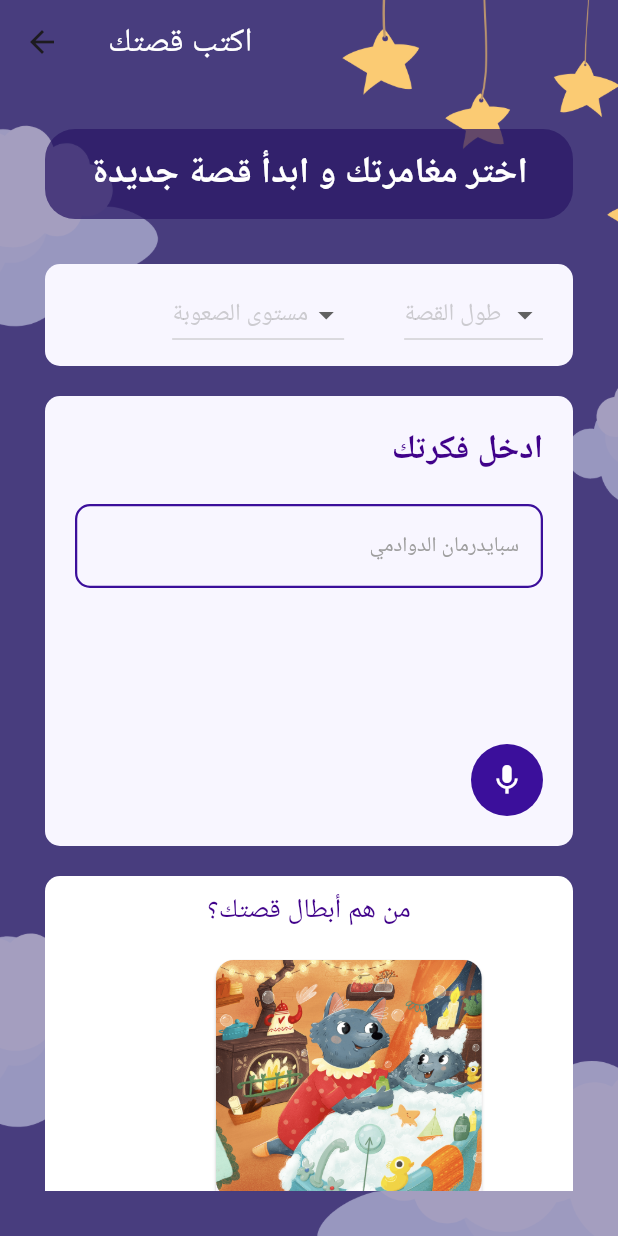
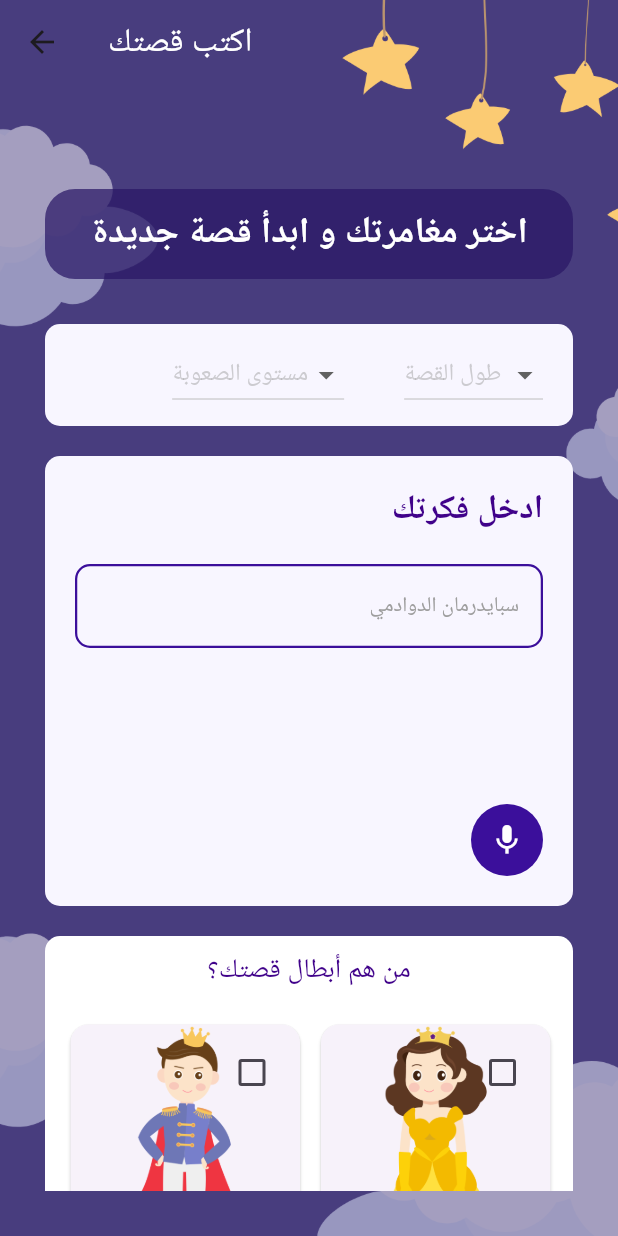
Before and after one commit to RawanTallha/Storytellers, a Flutter app: the GenerateStory screen opened directly, on a phone screen of 412 x 824 dp. Run offline on Flutter 3.47's test engine with Material 3 defaults, Android fonts, the phone set to English and light mode, and no system bars.

Commit message:
generate story page

```diff
--- /dev/null
+++ b/storytellers/lib/card/character_card.dart
@@ -0,0 +1,71 @@
+import 'package:flutter/material.dart';
+
+class CharacterCard extends StatefulWidget {
+  final String charcterImagePath;
+  final String characterName;
+
+  CharacterCard({
+    required this.charcterImagePath,
+    required this.characterName,
+  });
+
+  @override
+  _CharacterCardState createState() => _CharacterCardState();
+}
+
+class _CharacterCardState extends State<CharacterCard> {
+  bool isChecked = false; // State variable to track checkbox status
+
+  @override
+  Widget build(BuildContext context) {
+    return Padding(
+      padding: const EdgeInsets.all(3),
+      child: Card(
+        child: Stack(
+          children: [
+            Column(
+              children: [
+                Expanded(
+                  child: ClipRRect(
+                    borderRadius: BorderRadius.circular(12),
+                    child: Image.asset(
+                      widget.charcterImagePath,
+                      fit: BoxFit.cover,
+                    ),
+                  ),
+                ),
+                Padding(
+                  padding: const EdgeInsets.all(5.0),
+                  child: Text(
+                    widget.characterName,
+                    style: const TextStyle(
+                      fontWeight: FontWeight.bold,
+                      fontSize: 16,
+                      color: Color.fromARGB(255, 59, 18, 129),
+                    ),
+                  ),
+                ),
+              ],
+            ),
+            // Checkbox at the top-right corner
+            Positioned(
+              top: 8,
+              right: 8,
+              child: Checkbox(
+                value: isChecked,
+                onChanged: (value) {
+                  setState(() {
+                    isChecked = value!;
+                  });
+                },
+                activeColor: Color.fromARGB(
+                    255, 59, 18, 129), // Set checkbox color when checked
+                checkColor: Colors.white, // Color of check mark
+              ),
+            ),
+          ],
+        ),
+      ),
+    );
+  }
+}
--- a/storytellers/lib/card/recent_story_card.dart
+++ b/storytellers/lib/card/recent_story_card.dart
@@ -16,7 +16,7 @@ class RecentStoryCard extends StatelessWidget {
   @override
   Widget build(BuildContext context) {
     return Padding(
-      padding: const EdgeInsets.symmetric(vertical: 0, horizontal: 100),
+      padding: const EdgeInsets.symmetric(vertical: 0, horizontal: 80),
       child: Card(
         child: Column(children: [
           // event image/ add
--- a/storytellers/lib/pages/generate_story_page.dart
+++ b/storytellers/lib/pages/generate_story_page.dart
@@ -1,7 +1,8 @@
 // ignore_for_file: prefer_const_constructors, prefer_const_literals_to_create_immutables
 
 import 'package:flutter/material.dart';
-import 'package:storytellers/card/recent_story_card.dart';
+import 'package:storytellers/card/character_card.dart';
+import 'package:storytellers/pages/home_page.dart';
 
 class GenerateStory extends StatefulWidget {
   const GenerateStory({super.key});
@@ -45,6 +46,9 @@ class _GenerateStoryState extends State<GenerateStory> {
             child: Container(
               child: ListView(
                 children: [
+                  SizedBox(
+                    height: 40,
+                  ),
                   Container(
                       decoration: BoxDecoration(
                         color: Color.fromARGB(185, 41, 23, 101),
@@ -235,50 +239,62 @@ class _GenerateStoryState extends State<GenerateStory> {
                               color: Color.fromARGB(255, 64, 2, 138),
                             ),
                           ),
-
                           SizedBox(
                             height: 15,
                           ),
-                          // ListView(
-                          //   scrollDirection: Axis.horizontal,
-                          //   children: [Image.asset('lib/assets/prince.png')],
-                          // ),
                           SizedBox(
                             height: 200, // Set height for horizontal ListView
                             child: ListView(
                                 scrollDirection: Axis.horizontal,
                                 children: [
-                                  RecentStoryCard(
-                                    eventImagePath: 'lib/assets/sleep.png',
-                                    eventOrganizer: 'sleepy wolf',
-                                  ),
-                                  Card(
-                                    child: Container(
-                                        padding: EdgeInsets.all(20),
-                                        decoration: BoxDecoration(
-                                          borderRadius:
-                                              BorderRadius.circular(12),
-                                          color:
-                                              Color.fromARGB(98, 164, 26, 26),
-                                        ),
-                                        child: Image.asset(
-                                            'lib/assets/sleep.png'
-                                            )),
-                                  ),
-
-          //                         Expanded(
-          //   child: ClipRRect(
-          //       borderRadius: BorderRadius.circular(12),
-          //       child: Image.asset(
-          //         eventImagePath, // Allow the image to fill available width
-          //         fit: BoxFit
-          //             .cover, // Ensures the image covers the area without distortion
-          //       )),
-          // ),
+                                  CharacterCard(
+                                      characterName: 'Prince',
+                                      charcterImagePath:
+                                          'lib/assets/character/prince.png'),
+                                  CharacterCard(
+                                      characterName: 'Princess',
+                                      charcterImagePath:
+                                          'lib/assets/character/princess-yellow.png'),
+                                  CharacterCard(
+                                      characterName: 'Princess',
+                                      charcterImagePath:
+                                          'lib/assets/character/princess.png'),
+                                  CharacterCard(
+                                      characterName: 'Princess',
+                                      charcterImagePath:
+                                          'lib/assets/character/stupid-apple.png'),
+                                  CharacterCard(
+                                      characterName: 'TinkerBell',
+                                      charcterImagePath:
+                                          'lib/assets/character/tinker-bell.png'),
                                 ]),
                           ),
                         ],
                       ),
+                    ),
+                  ),
+
+                  SizedBox(
+                    height: 15,
+                  ),
+
+                  ElevatedButton(
+                    onPressed: () {
+                      Navigator.push(context,
+                          MaterialPageRoute(builder: (context) {
+                        return HomePage(); // Ensure this matches the constructor of your HomePage
+                      }));
+                    },
+                    child: Text(
+                      'submit',
+                      style: TextStyle(
+                        fontSize: 20,
+                        color: Colors.white,
+                      ),
+                    ),
+                    style: ElevatedButton.styleFrom(
+                      backgroundColor: Color(0xFF81B2DD),
+                      minimumSize: Size(10, 50), // Set the width and height
                     ),
                   ),
                   // You can add more widgets here as needed
--- a/storytellers/lib/pages/home_page.dart
+++ b/storytellers/lib/pages/home_page.dart
@@ -119,12 +119,12 @@ class _HomePageState extends State<HomePage> {
                     mainAxisAlignment: MainAxisAlignment.end,
                     children: [
                       Container(
-                        decoration: BoxDecoration(
-                          color: Color.fromARGB(197, 120, 78, 204),
-                          borderRadius: BorderRadius.circular(20),
-                        ),
-                        height: 100,
-                        width: 300,
+                        // decoration: BoxDecoration(
+                        //   color: Color.fromARGB(197, 120, 78, 204),
+                        //   borderRadius: BorderRadius.circular(20),
+                        // ),
+                        // height: 100,
+                        // width: 300,
                         child: Column(
                           children: [
                             SizedBox(
@@ -151,7 +151,7 @@ class _HomePageState extends State<HomePage> {
                       ),
                       Image.asset(
                         'lib/assets/character/prince.png',
-                        height: 200,
+                        height: 150,
                       ),
                     ],
                   ),
@@ -167,7 +167,7 @@ class _HomePageState extends State<HomePage> {
                       elevation: 0,
                       child: Container(
                         padding: const EdgeInsets.symmetric(
-                            vertical: 10, horizontal: 70),
+                            vertical: 10, horizontal: 40),
                         decoration: BoxDecoration(
                           color: Color.fromARGB(185, 41, 23, 101),
                           borderRadius: BorderRadius.circular(20),
@@ -177,7 +177,7 @@ class _HomePageState extends State<HomePage> {
                           children: [
                             Image.asset(
                               'lib/assets/write.png',
-                              height: 100,
+                              height: 80,
                             ),
 
                             // Catch phrase
```
